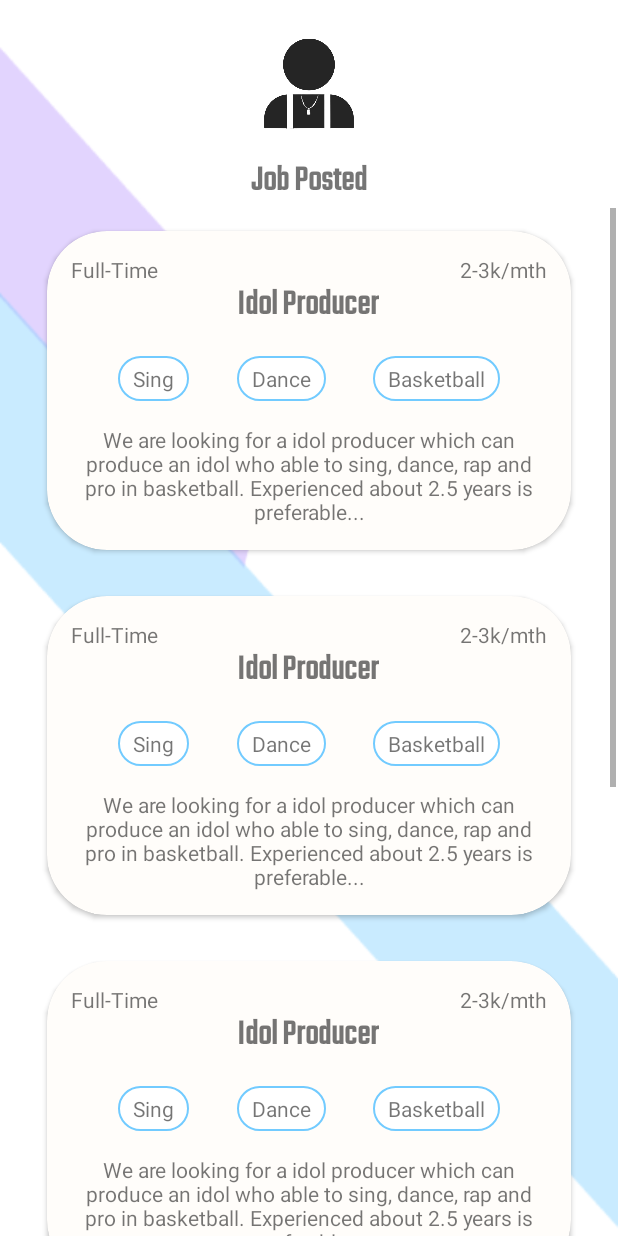
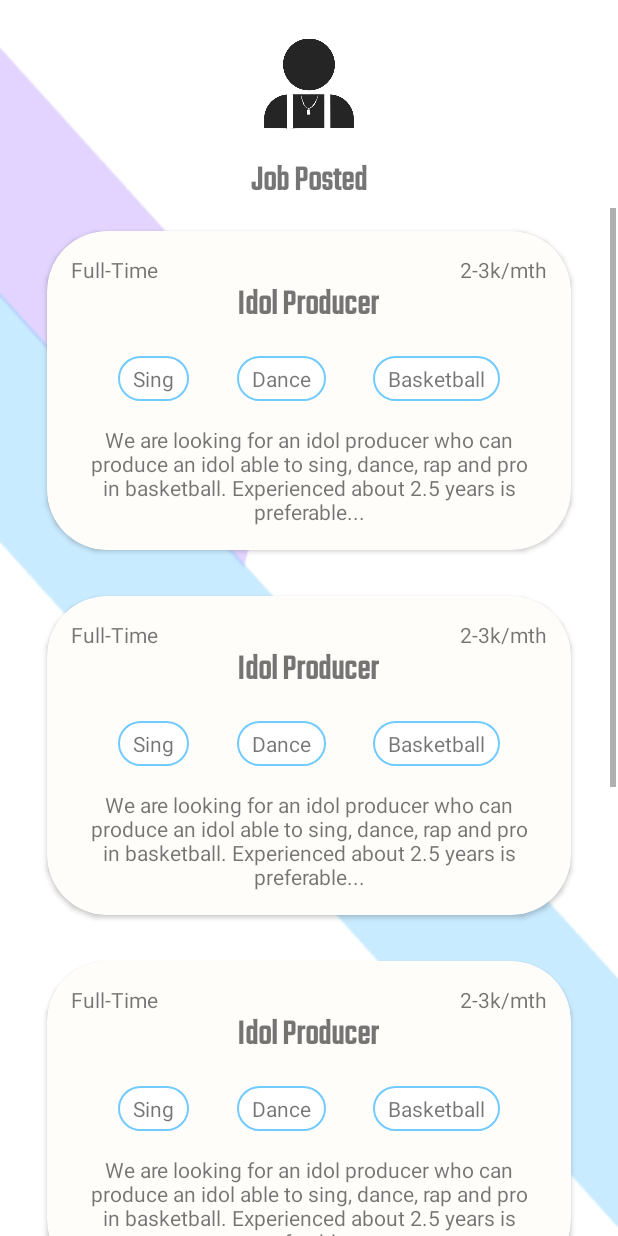
Before and after one commit to DCS-RSD/Jobscoon, an Android app: the EmployerHome screen opened directly, with no data from a screen before it, on a phone screen of 412 x 824 dp. Run offline under Robolectric (Android 15) with nearby library versions, the phone set to English and light mode, and no system bars.

Commit message:
Update activity_employer_home.xml

```diff
--- a/app/src/main/res/layout/activity_employer_home.xml
+++ b/app/src/main/res/layout/activity_employer_home.xml
@@ -143,7 +143,7 @@
                         android:layout_marginTop="16dp"
                         android:layout_marginEnd="16dp"
                         android:layout_marginBottom="16dp"
-                        android:text="We are looking for a idol producer which can produce an idol who able to sing, dance, rap and pro in basketball. Experienced about 2.5 years is preferable..."
+                        android:text="We are looking for an idol producer who can produce an idol able to sing, dance, rap and pro in basketball. Experienced about 2.5 years is preferable..."
                         android:textAlignment="center"
                         app:layout_constraintBottom_toBottomOf="parent"
                         app:layout_constraintEnd_toEndOf="parent"
@@ -252,7 +252,7 @@
                         android:layout_marginTop="16dp"
                         android:layout_marginEnd="16dp"
                         android:layout_marginBottom="16dp"
-                        android:text="We are looking for a idol producer which can produce an idol who able to sing, dance, rap and pro in basketball. Experienced about 2.5 years is preferable..."
+                        android:text="We are looking for an idol producer who can produce an idol able to sing, dance, rap and pro in basketball. Experienced about 2.5 years is preferable..."
                         android:textAlignment="center"
                         app:layout_constraintBottom_toBottomOf="parent"
                         app:layout_constraintEnd_toEndOf="parent"
@@ -361,7 +361,7 @@
                         android:layout_marginTop="16dp"
                         android:layout_marginEnd="16dp"
                         android:layout_marginBottom="16dp"
-                        android:text="We are looking for a idol producer which can produce an idol who able to sing, dance, rap and pro in basketball. Experienced about 2.5 years is preferable..."
+                        android:text="We are looking for an idol producer who can produce an idol able to sing, dance, rap and pro in basketball. Experienced about 2.5 years is preferable..."
                         android:textAlignment="center"
                         app:layout_constraintBottom_toBottomOf="parent"
                         app:layout_constraintEnd_toEndOf="parent"
@@ -470,7 +470,7 @@
                         android:layout_marginTop="16dp"
                         android:layout_marginEnd="16dp"
                         android:layout_marginBottom="16dp"
-                        android:text="We are looking for a idol producer which can produce an idol who able to sing, dance, rap and pro in basketball. Experienced about 2.5 years is preferable..."
+                        android:text="We are looking for an idol producer who can produce an idol able to sing, dance, rap and pro in basketball. Experienced about 2.5 years is preferable..."
                         android:textAlignment="center"
                         app:layout_constraintBottom_toBottomOf="parent"
                         app:layout_constraintEnd_toEndOf="parent"
@@ -579,7 +579,7 @@
                         android:layout_marginTop="16dp"
                         android:layout_marginEnd="16dp"
                         android:layout_marginBottom="16dp"
-                        android:text="We are looking for a idol producer which can produce an idol who able to sing, dance, rap and pro in basketball. Experienced about 2.5 years is preferable..."
+                        android:text="We are looking for an idol producer who can produce an idol able to sing, dance, rap and pro in basketball. Experienced about 2.5 years is preferable..."
                         android:textAlignment="center"
                         app:layout_constraintBottom_toBottomOf="parent"
                         app:layout_constraintEnd_toEndOf="parent"
@@ -592,6 +592,7 @@
             </androidx.cardview.widget.CardView>
 
 
+
         </LinearLayout>
     </ScrollView>
 </androidx.constraintlayout.widget.ConstraintLayout>
```
